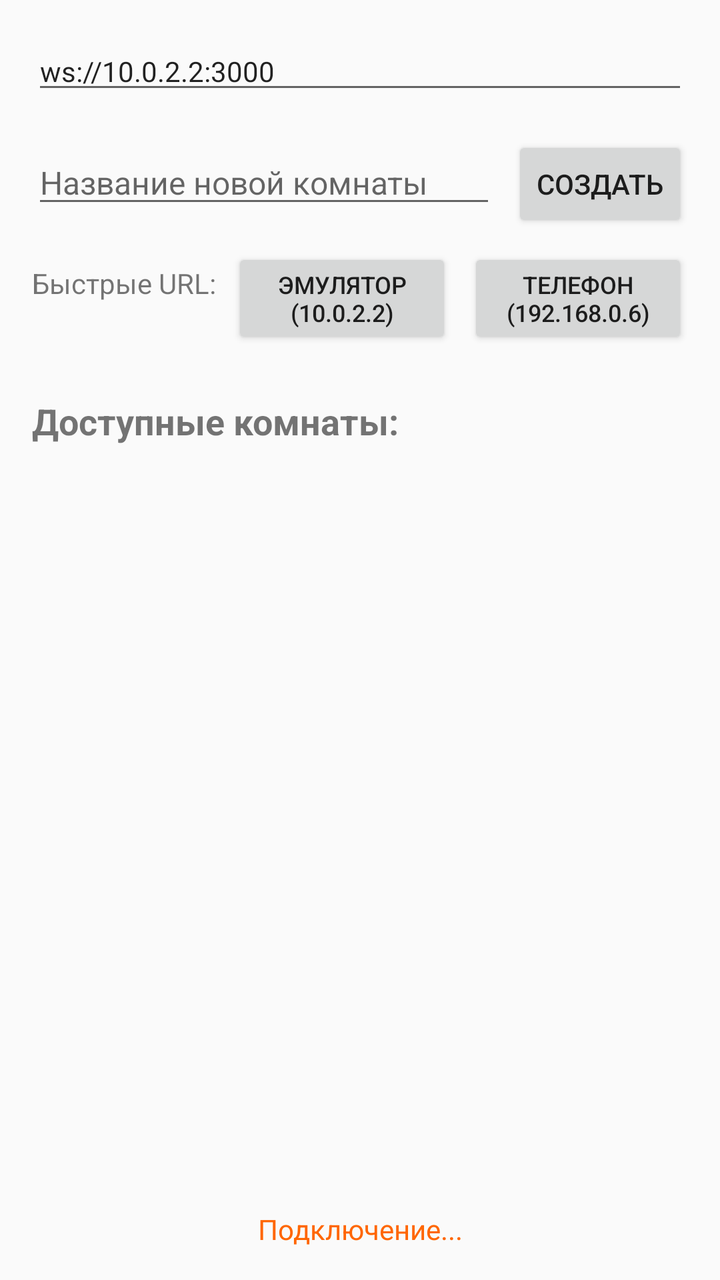
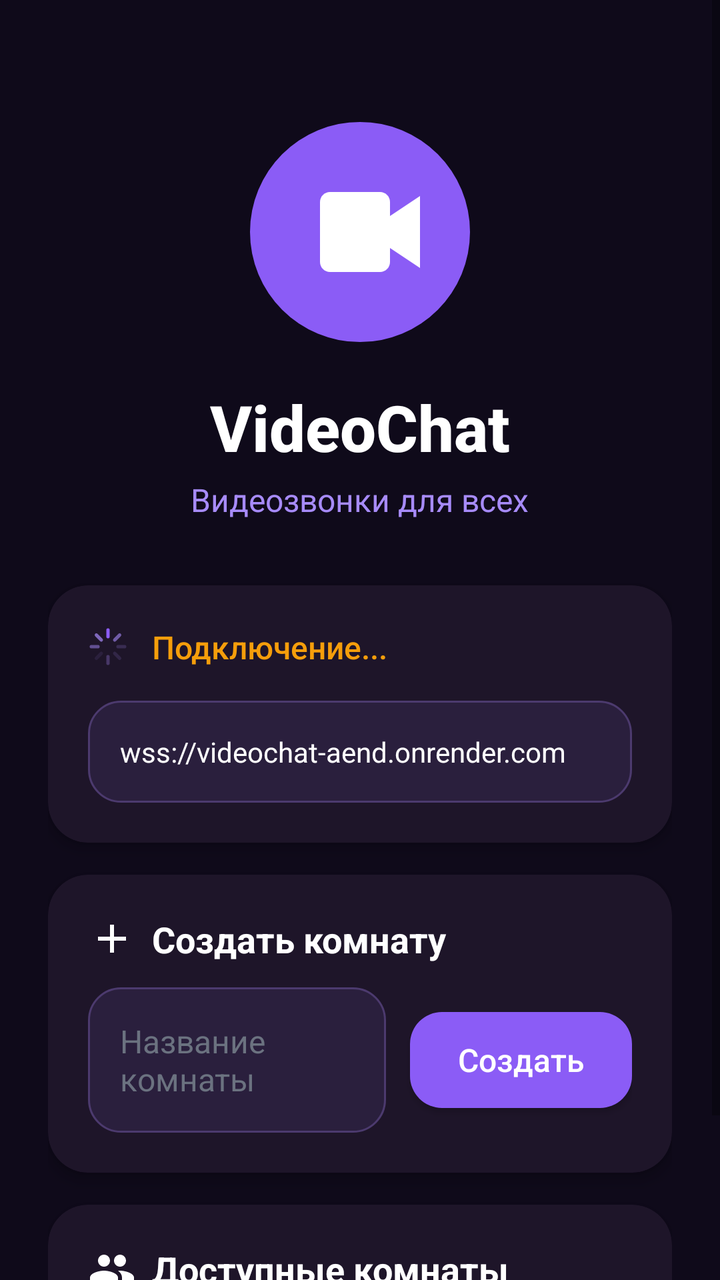

An Android layout rendered at two revisions. The XML below is the earlier revision; the diff shows what the commit changed to produce the second picture.
<!-- AndroidManifest.xml: activity theme Theme.AppCompat.Light.NoActionBar -->
<!-- res/layout/activity_main.xml -->
<?xml version="1.0" encoding="utf-8"?>
<LinearLayout xmlns:android="http://schemas.android.com/apk/res/android"
    android:layout_width="match_parent"
    android:layout_height="match_parent"
    android:orientation="vertical"
    android:padding="16dp">

    <EditText
        android:id="@+id/serverUrlInput"
        android:layout_width="match_parent"
        android:layout_height="wrap_content"
        android:hint="URL сервера (например: ws://192.168.0.6:3000)"
        android:text="ws://10.0.2.2:3000"
        android:textSize="14sp" />

    <LinearLayout
        android:layout_width="match_parent"
        android:layout_height="wrap_content"
        android:layout_marginTop="16dp"
        android:orientation="horizontal">

        <EditText
            android:id="@+id/roomNameInput"
            android:layout_width="0dp"
            android:layout_height="wrap_content"
            android:layout_weight="1"
            android:hint="Название новой комнаты"
            android:textSize="16sp" />

        <Button
            android:id="@+id/createRoomButton"
            android:layout_width="wrap_content"
            android:layout_height="wrap_content"
            android:layout_marginStart="8dp"
            android:text="Создать" />
    </LinearLayout>

    <LinearLayout
        android:layout_width="match_parent"
        android:layout_height="wrap_content"
        android:layout_marginTop="8dp"
        android:orientation="horizontal">

        <TextView
            android:layout_width="wrap_content"
            android:layout_height="wrap_content"
            android:text="Быстрые URL:"
            android:textSize="14sp"
            android:layout_marginEnd="8dp" />

        <Button
            android:id="@+id/emulatorButton"
            android:layout_width="0dp"
            android:layout_height="wrap_content"
            android:layout_weight="1"
            android:text="Эмулятор (10.0.2.2)"
            android:textSize="12sp" />

        <Button
            android:id="@+id/deviceButton"
            android:layout_width="0dp"
            android:layout_height="wrap_content"
            android:layout_weight="1"
            android:layout_marginStart="8dp"
            android:text="Телефон (192.168.0.6)"
            android:textSize="12sp" />
    </LinearLayout>

    <TextView
        android:layout_width="match_parent"
        android:layout_height="wrap_content"
        android:layout_marginTop="24dp"
        android:text="Доступные комнаты:"
        android:textSize="18sp"
        android:textStyle="bold" />

    <androidx.recyclerview.widget.RecyclerView
        android:id="@+id/roomsRecyclerView"
        android:layout_width="match_parent"
        android:layout_height="0dp"
        android:layout_weight="1"
        android:layout_marginTop="8dp" />

    <TextView
        android:id="@+id/emptyRoomsText"
        android:layout_width="match_parent"
        android:layout_height="0dp"
        android:layout_weight="1"
        android:gravity="center"
        android:text="Нет доступных комнат\nСоздайте новую комнату выше"
        android:textSize="16sp"
        android:visibility="gone" />

    <TextView
        android:id="@+id/connectionStatus"
        android:layout_width="match_parent"
        android:layout_height="wrap_content"
        android:layout_marginTop="8dp"
        android:gravity="center"
        android:text="Подключение..."
        android:textColor="#FF6600"
        android:textSize="14sp" />
</LinearLayout>
<!-- resources referenced by this layout -->
<resources>

</resources>

<!-- the commit's change to res/layout/activity_main.xml (unified diff, before → after) -->
@@ -1,103 +1,218 @@
 <?xml version="1.0" encoding="utf-8"?>
-<LinearLayout xmlns:android="http://schemas.android.com/apk/res/android"
+<ScrollView xmlns:android="http://schemas.android.com/apk/res/android"
+    xmlns:app="http://schemas.android.com/apk/res-auto"
     android:layout_width="match_parent"
     android:layout_height="match_parent"
-    android:orientation="vertical"
-    android:padding="16dp">
-
-    <EditText
-        android:id="@+id/serverUrlInput"
-        android:layout_width="match_parent"
-        android:layout_height="wrap_content"
-        android:hint="URL сервера (например: ws://192.168.0.6:3000)"
-        android:text="ws://10.0.2.2:3000"
-        android:textSize="14sp" />
+    android:background="@color/background_primary"
+    android:fillViewport="true">
 
     <LinearLayout
         android:layout_width="match_parent"
         android:layout_height="wrap_content"
-        android:layout_marginTop="16dp"
-        android:orientation="horizontal">
-
-        <EditText
-            android:id="@+id/roomNameInput"
-            android:layout_width="0dp"
-            android:layout_height="wrap_content"
-            android:layout_weight="1"
-            android:hint="Название новой комнаты"
-            android:textSize="16sp" />
-
-        <Button
-            android:id="@+id/createRoomButton"
-            android:layout_width="wrap_content"
-            android:layout_height="wrap_content"
-            android:layout_marginStart="8dp"
-            android:text="Создать" />
-    </LinearLayout>
-
-    <LinearLayout
-        android:layout_width="match_parent"
-        android:layout_height="wrap_content"
-        android:layout_marginTop="8dp"
-        android:orientation="horizontal">
+        android:orientation="vertical"
+        android:padding="24dp">
+
+        
+        <ImageView
+            android:layout_width="120dp"
+            android:layout_height="120dp"
+            android:layout_gravity="center"
+            android:layout_marginTop="32dp"
+            android:src="@drawable/ic_videochat_logo"
+            android:contentDescription="VideoChat Logo" />
 
         <TextView
             android:layout_width="wrap_content"
             android:layout_height="wrap_content"
-            android:text="Быстрые URL:"
-            android:textSize="14sp"
-            android:layout_marginEnd="8dp" />
-
-        <Button
-            android:id="@+id/emulatorButton"
-            android:layout_width="0dp"
-            android:layout_height="wrap_content"
-            android:layout_weight="1"
-            android:text="Эмулятор (10.0.2.2)"
-            android:textSize="12sp" />
-
-        <Button
-            android:id="@+id/deviceButton"
-            android:layout_width="0dp"
-            android:layout_height="wrap_content"
-            android:layout_weight="1"
-            android:layout_marginStart="8dp"
-            android:text="Телефон (192.168.0.6)"
-            android:textSize="12sp" />
+            android:layout_gravity="center"
+            android:layout_marginTop="16dp"
+            android:text="VideoChat"
+            android:textColor="@color/text_primary"
+            android:textSize="32sp"
+            android:textStyle="bold"
+            android:fontFamily="sans-serif-medium" />
+
+        <TextView
+            android:layout_width="wrap_content"
+            android:layout_height="wrap_content"
+            android:layout_gravity="center"
+            android:layout_marginTop="4dp"
+            android:text="Видеозвонки для всех"
+            android:textColor="@color/text_secondary"
+            android:textSize="16sp" />
+
+        
+        <androidx.cardview.widget.CardView
+            android:layout_width="match_parent"
+            android:layout_height="wrap_content"
+            android:layout_marginTop="32dp"
+            app:cardBackgroundColor="@color/background_card"
+            app:cardCornerRadius="20dp"
+            app:cardElevation="4dp">
+
+            <LinearLayout
+                android:layout_width="match_parent"
+                android:layout_height="wrap_content"
+                android:orientation="vertical"
+                android:padding="20dp">
+
+                
+                <LinearLayout
+                    android:layout_width="match_parent"
+                    android:layout_height="wrap_content"
+                    android:gravity="center_vertical"
+                    android:orientation="horizontal">
+
+                    <ProgressBar
+                        android:id="@+id/loadingIndicator"
+                        android:layout_width="20dp"
+                        android:layout_height="20dp"
+                        android:indeterminateDrawable="@drawable/loading_animation"
+                        android:visibility="visible" />
+
+                    <View
+                        android:layout_width="12dp"
+                        android:layout_height="12dp"
+                        android:id="@+id/statusDot"
+                        android:visibility="gone" />
+
+                    <TextView
+                        android:id="@+id/connectionStatus"
+                        android:layout_width="wrap_content"
+                        android:layout_height="wrap_content"
+                        android:layout_marginStart="12dp"
+                        android:text="Подключение..."
+                        android:textColor="@color/status_connecting"
+                        android:textSize="16sp"
+                        android:fontFamily="sans-serif-medium" />
+                </LinearLayout>
+
+                
+                <EditText
+                    android:id="@+id/serverUrlInput"
+                    android:layout_width="match_parent"
+                    android:layout_height="wrap_content"
+                    android:layout_marginTop="16dp"
+                    android:background="@drawable/input_background"
+                    android:hint="URL сервера"
+                    android:inputType="textUri"
+                    android:padding="16dp"
+                    android:text="wss://videochat-aend.onrender.com"
+                    android:textColor="@color/text_primary"
+                    android:textColorHint="@color/text_hint"
+                    android:textSize="14sp" />
+            </LinearLayout>
+        </androidx.cardview.widget.CardView>
+
+        
+        <androidx.cardview.widget.CardView
+            android:layout_width="match_parent"
+            android:layout_height="wrap_content"
+            android:layout_marginTop="16dp"
+            app:cardBackgroundColor="@color/background_card"
+            app:cardCornerRadius="20dp"
+            app:cardElevation="4dp">
+
+            <LinearLayout
+                android:layout_width="match_parent"
+                android:layout_height="wrap_content"
+                android:orientation="vertical"
+                android:padding="20dp">
+
+                <TextView
+                    android:layout_width="wrap_content"
+                    android:layout_height="wrap_content"
+                    android:text="Создать комнату"
+                    android:textColor="@color/text_primary"
+                    android:textSize="18sp"
+                    android:textStyle="bold"
+                    android:drawableStart="@drawable/ic_add"
+                    android:drawablePadding="8dp"
+                    android:gravity="center_vertical" />
+
+                <LinearLayout
+                    android:layout_width="match_parent"
+                    android:layout_height="wrap_content"
+                    android:layout_marginTop="12dp"
+                    android:orientation="horizontal">
+
+                    <EditText
+                        android:id="@+id/roomNameInput"
+                        android:layout_width="0dp"
+                        android:layout_height="wrap_content"
+                        android:layout_weight="1"
+                        android:background="@drawable/input_background"
+                        android:hint="Название комнаты"
+                        android:padding="16dp"
+                        android:textColor="@color/text_primary"
+                        android:textColorHint="@color/text_hint"
+                        android:textSize="16sp" />
+
+                    <Button
+                        android:id="@+id/createRoomButton"
+                        android:layout_width="wrap_content"
+                        android:layout_height="wrap_content"
+                        android:layout_marginStart="12dp"
+                        android:background="@drawable/button_primary"
+                        android:paddingStart="24dp"
+                        android:paddingEnd="24dp"
+                        android:text="Создать"
+                        android:textAllCaps="false"
+                        android:textColor="@color/text_primary"
+                        android:textSize="16sp" />
+                </LinearLayout>
+            </LinearLayout>
+        </androidx.cardview.widget.CardView>
+
+        
+        <androidx.cardview.widget.CardView
+            android:layout_width="match_parent"
+            android:layout_height="wrap_content"
+            android:layout_marginTop="16dp"
+            app:cardBackgroundColor="@color/background_card"
+            app:cardCornerRadius="20dp"
+            app:cardElevation="4dp">
+
+            <LinearLayout
+                android:layout_width="match_parent"
+                android:layout_height="wrap_content"
+                android:orientation="vertical"
+                android:padding="20dp">
+
+                <TextView
+                    android:layout_width="wrap_content"
+                    android:layout_height="wrap_content"
+                    android:text="Доступные комнаты"
+                    android:textColor="@color/text_primary"
+                    android:textSize="18sp"
+                    android:textStyle="bold"
+                    android:drawableStart="@drawable/ic_people"
+                    android:drawablePadding="8dp"
+                    android:gravity="center_vertical" />
+
+                <androidx.recyclerview.widget.RecyclerView
+                    android:id="@+id/roomsRecyclerView"
+                    android:layout_width="match_parent"
+                    android:layout_height="wrap_content"
+                    android:layout_marginTop="12dp"
+                    android:nestedScrollingEnabled="false" />
+
+                <TextView
+                    android:id="@+id/emptyRoomsText"
+                    android:layout_width="match_parent"
+                    android:layout_height="wrap_content"
+                    android:layout_marginTop="12dp"
+                    android:gravity="center"
+                    android:text="Нет доступных комнат\nСоздайте новую комнату"
+                    android:textColor="@color/text_hint"
+                    android:textSize="16sp"
+                    android:visibility="gone" />
+            </LinearLayout>
+        </androidx.cardview.widget.CardView>
+
+        
+        <View
+            android:layout_width="match_parent"
+            android:layout_height="32dp" />
     </LinearLayout>
-
-    <TextView
-        android:layout_width="match_parent"
-        android:layout_height="wrap_content"
-        android:layout_marginTop="24dp"
-        android:text="Доступные комнаты:"
-        android:textSize="18sp"
-        android:textStyle="bold" />
-
-    <androidx.recyclerview.widget.RecyclerView
-        android:id="@+id/roomsRecyclerView"
-        android:layout_width="match_parent"
-        android:layout_height="0dp"
-        android:layout_weight="1"
-        android:layout_marginTop="8dp" />
-
-    <TextView
-        android:id="@+id/emptyRoomsText"
-        android:layout_width="match_parent"
-        android:layout_height="0dp"
-        android:layout_weight="1"
-        android:gravity="center"
-        android:text="Нет доступных комнат\nСоздайте новую комнату выше"
-        android:textSize="16sp"
-        android:visibility="gone" />
-
-    <TextView
-        android:id="@+id/connectionStatus"
-        android:layout_width="match_parent"
-        android:layout_height="wrap_content"
-        android:layout_marginTop="8dp"
-        android:gravity="center"
-        android:text="Подключение..."
-        android:textColor="#FF6600"
-        android:textSize="14sp" />
-</LinearLayout>
+</ScrollView>
<!-- resource entries referenced after the edit -->
@@ -1,5 +1,145 @@
 <!-- resources referenced by this layout -->
 <resources>
-
+  <color name="background_card">#1E1529</color>
+  <color name="background_primary">#0F0A1A</color>
+  <color name="status_connecting">#F59E0B</color>
+  <color name="text_hint">#6B7280</color>
+  <color name="text_primary">#FFFFFF</color>
+  <color name="text_secondary">#A78BFA</color>
+  <!-- drawable button_primary (drawable) -->
+  <?xml version="1.0" encoding="utf-8"?>
+  <selector xmlns:android="http://schemas.android.com/apk/res/android">
+      <item android:state_pressed="true">
+          <shape android:shape="rectangle">
+              <solid android:color="@color/button_primary_pressed" />
+              <corners android:radius="16dp" />
+          </shape>
+      </item>
+      <item>
+          <shape android:shape="rectangle">
+              <solid android:color="@color/button_primary" />
+              <corners android:radius="16dp" />
+          </shape>
+      </item>
+  </selector>
+  <!-- drawable ic_add (drawable) -->
+  <?xml version="1.0" encoding="utf-8"?>
+  <vector xmlns:android="http://schemas.android.com/apk/res/android"
+      android:width="24dp"
+      android:height="24dp"
+      android:viewportWidth="24"
+      android:viewportHeight="24">
+      <path
+          android:pathData="M19,13h-6v6h-2v-6H5v-2h6V5h2v6h6v2z"
+          android:fillColor="#FFFFFF"/>
+  </vector>
+  <!-- drawable ic_people (drawable) -->
+  <?xml version="1.0" encoding="utf-8"?>
+  <vector xmlns:android="http://schemas.android.com/apk/res/android"
+      android:width="24dp"
+      android:height="24dp"
+      android:viewportWidth="24"
+      android:viewportHeight="24">
+      <path
+          android:pathData="M16,11c1.66,0 2.99,-1.34 2.99,-3S17.66,5 16,5c-1.66,0 -3,1.34 -3,3s1.34,3 3,3zm-8,0c1.66,0 2.99,-1.34 2.99,-3S9.66,5 8,5C6.34,5 5,6.34 5,8s1.34,3 3,3zm0,2c-2.33,0 -7,1.17 -7,3.5V19h14v-2.5c0,-2.33 -4.67,-3.5 -7,-3.5zm8,0c-0.29,0 -0.62,0.02 -0.97,0.05 1.16,0.84 1.97,1.97 1.97,3.45V19h6v-2.5c0,-2.33 -4.67,-3.5 -7,-3.5z"
+          android:fillColor="#FFFFFF"/>
+  </vector>
+  <!-- drawable ic_videochat_logo (drawable) -->
+  <?xml version="1.0" encoding="utf-8"?>
+  <vector xmlns:android="http://schemas.android.com/apk/res/android"
+      android:width="120dp"
+      android:height="120dp"
+      android:viewportWidth="120"
+      android:viewportHeight="120">
+      
+      <path
+          android:pathData="M60,60m-55,0a55,55 0,1 1,110 0a55,55 0,1 1,-110 0"
+          android:fillColor="#8B5CF6"/>
+      
+      <path
+          android:pathData="M45,40h25c2.76,0 5,2.24 5,5v30c0,2.76 -2.24,5 -5,5H45c-2.76,0 -5,-2.24 -5,-5V45c0,-2.76 2.24,-5 5,-5z"
+          android:fillColor="#FFFFFF"/>
+      <path
+          android:pathData="M75,52l15,-10v36l-15,-10z"
+          android:fillColor="#FFFFFF"/>
+  </vector>
+  <!-- drawable input_background (drawable) -->
+  <?xml version="1.0" encoding="utf-8"?>
+  <shape xmlns:android="http://schemas.android.com/apk/res/android">
+      <solid android:color="@color/background_input" />
+      <corners android:radius="16dp" />
+      <stroke
+          android:width="1dp"
+          android:color="#4C3A6E" />
+  </shape>
+  <!-- drawable loading_animation (drawable) -->
+  <?xml version="1.0" encoding="utf-8"?>
+  <animated-rotate xmlns:android="http://schemas.android.com/apk/res/android"
+      android:drawable="@drawable/ic_loading"
+      android:fromDegrees="0"
+      android:toDegrees="360"
+      android:pivotX="50%"
+      android:pivotY="50%"
+      android:duration="1000" />
+  <color name="button_primary_pressed">#7C3AED</color>
+  <color name="button_primary">#8B5CF6</color>
+  <color name="background_input">#2A1F3D</color>
+  <!-- drawable ic_loading (drawable) -->
+  <?xml version="1.0" encoding="utf-8"?>
+  <vector xmlns:android="http://schemas.android.com/apk/res/android"
+      android:width="48dp"
+      android:height="48dp"
+      android:viewportWidth="48"
+      android:viewportHeight="48">
+      <path
+          android:pathData="M24,4 L24,12"
+          android:strokeWidth="4"
+          android:strokeColor="@color/purple_primary"
+          android:strokeLineCap="round" />
+      <path
+          android:pathData="M24,36 L24,44"
+          android:strokeWidth="4"
+          android:strokeColor="@color/purple_primary_light"
+          android:strokeLineCap="round"
+          android:strokeAlpha="0.3" />
+      <path
+          android:pathData="M4,24 L12,24"
+          android:strokeWidth="4"
+          android:strokeColor="@color/purple_primary_light"
+          android:strokeLineCap="round"
+          android:strokeAlpha="0.5" />
+      <path
+          android:pathData="M36,24 L44,24"
+          android:strokeWidth="4"
+          android:strokeColor="@color/purple_primary_light"
+          android:strokeLineCap="round"
+          android:strokeAlpha="0.2" />
+      <path
+          android:pathData="M10,10 L16,16"
+          android:strokeWidth="4"
+          android:strokeColor="@color/purple_primary_light"
+          android:strokeLineCap="round"
+          android:strokeAlpha="0.7" />
+      <path
+          android:pathData="M32,32 L38,38"
+          android:strokeWidth="4"
+          android:strokeColor="@color/purple_primary_light"
+          android:strokeLineCap="round"
+          android:strokeAlpha="0.15" />
+      <path
+          android:pathData="M38,10 L32,16"
+          android:strokeWidth="4"
+          android:strokeColor="@color/purple_primary_light"
+          android:strokeLineCap="round"
+          android:strokeAlpha="0.6" />
+      <path
+          android:pathData="M16,32 L10,38"
+          android:strokeWidth="4"
+          android:strokeColor="@color/purple_primary_light"
+          android:strokeLineCap="round"
+          android:strokeAlpha="0.1" />
+  </vector>
+  <color name="purple_primary">#8B5CF6</color>
+  <color name="purple_primary_light">#A78BFA</color>
 </resources>
 
